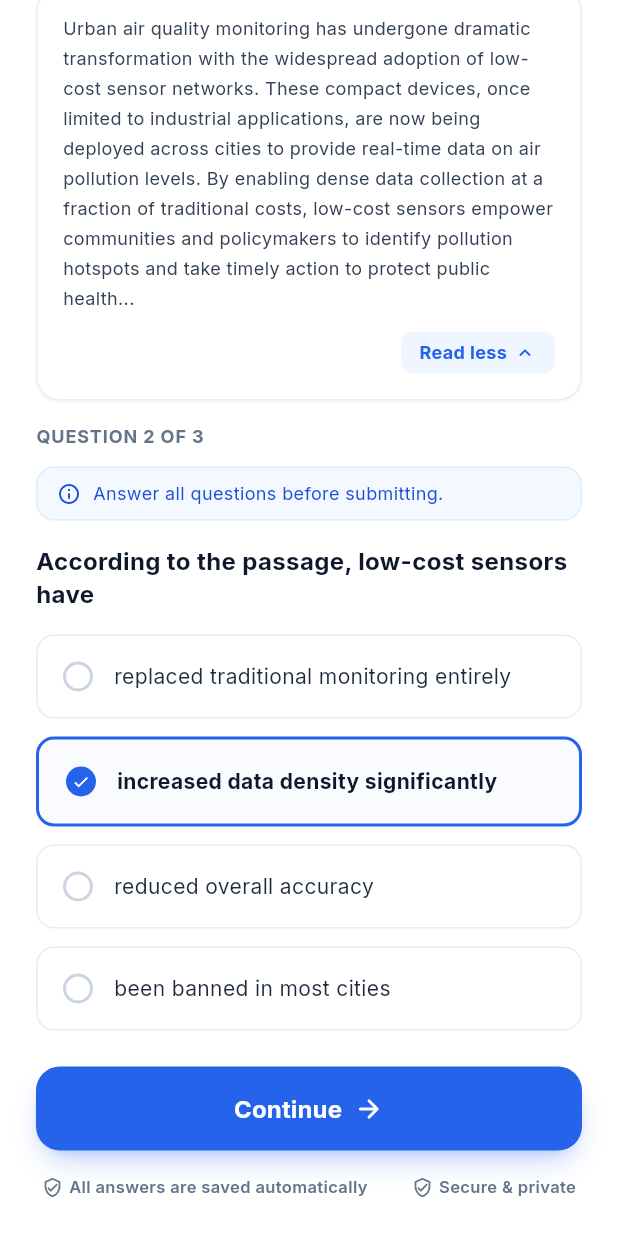
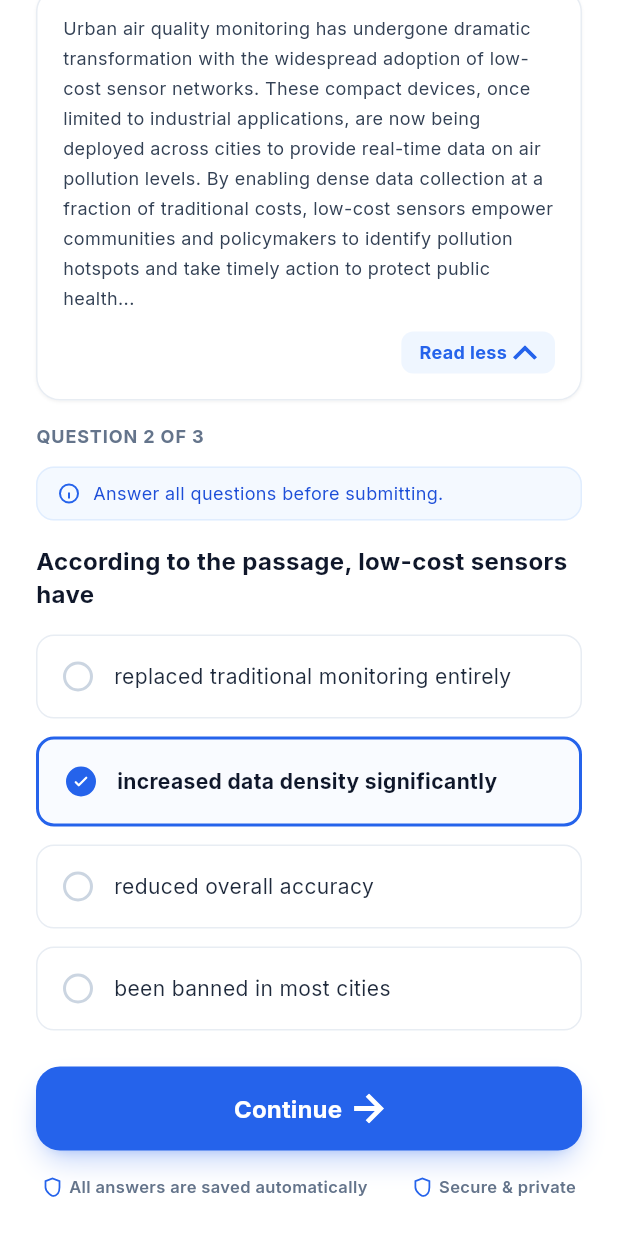
Before and after one commit to MominaYaqoob/Linguatude, a Flutter app: the OnboardingDiagnosticReadingScreen screen opened directly, scrolled down 176 dp, on a phone screen of 412 x 824 dp. Run offline on Flutter 3.47's test engine with Material 3 defaults, Android fonts, the phone set to English and light mode, and no system bars; our stand-ins replace device_preview, flutter_svg, google_fonts.

Commit message:
Replace Material icon placeholders with exact Figma SVGs on diagnostic screens
Extracted icon assets from Figma nodes 27:11 (ONBD-006 Listening) and
27:196 (ONBD-006 Reading) and swapped them in for the Material Icons
placeholders used in onboarding_diagnostic_active_screen.dart and
onboarding_diagnostic_reading_screen.dart.

Co-Authored-By: Claude Sonnet 5 <noreply@anthropic.com>
Claude-Session: https://claude.ai/code/session_015RJCJrEnHn2Sp7oeeVqgRg

```diff
--- a/lib/screens/onboarding/onboarding_diagnostic_reading_screen.dart
+++ b/lib/screens/onboarding/onboarding_diagnostic_reading_screen.dart
@@ -1,6 +1,7 @@
 import 'dart:async';
 
 import 'package:flutter/material.dart';
+import 'package:flutter_svg/flutter_svg.dart';
 import 'package:google_fonts/google_fonts.dart';
 
 import '../../theme/app_colors.dart';
@@ -114,10 +115,11 @@ class _OnboardingDiagnosticReadingScreenState
                 borderRadius: BorderRadius.circular(8),
               ),
               alignment: Alignment.center,
-              child: const Icon(
-                Icons.bolt_rounded,
-                size: 20,
-                color: AppColors.white,
+              child: SvgPicture.asset(
+                'assets/icons/onboarding/diag_bolt.svg',
+                width: 20,
+                height: 20,
+                fit: BoxFit.contain,
               ),
             ),
             const SizedBox(width: 8),
@@ -156,10 +158,11 @@ class _OnboardingDiagnosticReadingScreenState
           child: Row(
             mainAxisSize: MainAxisSize.min,
             children: [
-              const Icon(
-                Icons.access_time_rounded,
-                size: 14,
-                color: AppColors.slateBody,
+              SvgPicture.asset(
+                'assets/icons/onboarding/diag_clock.svg',
+                width: 14,
+                height: 14,
+                fit: BoxFit.contain,
               ),
               const SizedBox(width: 6),
               Text.rich(
@@ -225,10 +228,11 @@ class _OnboardingDiagnosticReadingScreenState
               ],
             ),
             alignment: Alignment.center,
-            child: const Icon(
-              Icons.menu_book_rounded,
-              size: 20,
-              color: AppColors.diagPrimary,
+            child: SvgPicture.asset(
+              'assets/icons/onboarding/diag_book.svg',
+              width: 20,
+              height: 20,
+              fit: BoxFit.contain,
             ),
           ),
           const SizedBox(width: 12),
@@ -304,12 +308,14 @@ class _OnboardingDiagnosticReadingScreenState
                       ),
                     ),
                     const SizedBox(width: 4),
-                    Icon(
-                      _passageExpanded
-                          ? Icons.keyboard_arrow_up_rounded
-                          : Icons.keyboard_arrow_down_rounded,
-                      size: 16,
-                      color: AppColors.diagPrimary,
+                    Transform.flip(
+                      flipY: !_passageExpanded,
+                      child: SvgPicture.asset(
+                        'assets/icons/onboarding/diag_chevron_up.svg',
+                        width: 16,
+                        height: 16,
+                        fit: BoxFit.contain,
+                      ),
                     ),
                   ],
                 ),
@@ -346,10 +352,11 @@ class _OnboardingDiagnosticReadingScreenState
           ),
           child: Row(
             children: [
-              const Icon(
-                Icons.info_outline_rounded,
-                size: 16,
-                color: AppColors.diagStatusText,
+              SvgPicture.asset(
+                'assets/icons/onboarding/diag_info_circle.svg',
+                width: 16,
+                height: 16,
+                fit: BoxFit.contain,
               ),
               const SizedBox(width: 8),
               Text(
@@ -415,7 +422,12 @@ class _OnboardingDiagnosticReadingScreenState
               ),
               alignment: Alignment.center,
               child: selected
-                  ? const Icon(Icons.check, size: 12, color: AppColors.white)
+                  ? SvgPicture.asset(
+                      'assets/icons/onboarding/check_white.svg',
+                      width: 12,
+                      height: 12,
+                      fit: BoxFit.contain,
+                    )
                   : null,
             ),
             const SizedBox(width: 14),
@@ -484,10 +496,11 @@ class _OnboardingDiagnosticReadingScreenState
                 ),
               ),
               const SizedBox(width: 8),
-              const Icon(
-                Icons.arrow_forward_rounded,
-                size: 20,
-                color: AppColors.white,
+              SvgPicture.asset(
+                'assets/icons/onboarding/diag_arrow_forward.svg',
+                width: 20,
+                height: 20,
+                fit: BoxFit.contain,
               ),
             ],
           ),
@@ -513,10 +526,11 @@ class _OnboardingDiagnosticReadingScreenState
     return Row(
       mainAxisSize: MainAxisSize.min,
       children: [
-        const Icon(
-          Icons.verified_user_outlined,
-          size: 14,
-          color: AppColors.slateMuted,
+        SvgPicture.asset(
+          'assets/icons/onboarding/diag_shield_check.svg',
+          width: 14,
+          height: 14,
+          fit: BoxFit.contain,
         ),
         const SizedBox(width: 4),
         Text(
```
Also changed, not shown: lib/screens/onboarding/onboarding_diagnostic_active_screen.dart (+33 -22 lines), assets/icons/onboarding/diag_arrow_forward.svg (added), assets/icons/onboarding/diag_bolt.svg (added), assets/icons/onboarding/diag_book.svg (added), assets/icons/onboarding/diag_chevron_up.svg (added), assets/icons/onboarding/diag_clock.svg (added), assets/icons/onboarding/diag_headphones.svg (added), assets/icons/onboarding/diag_info_circle.svg (added), assets/icons/onboarding/diag_pause.svg (added), assets/icons/onboarding/diag_play.svg (added), assets/icons/onboarding/diag_shield_check.svg (added), assets/icons/onboarding/diag_volume.svg (added).
